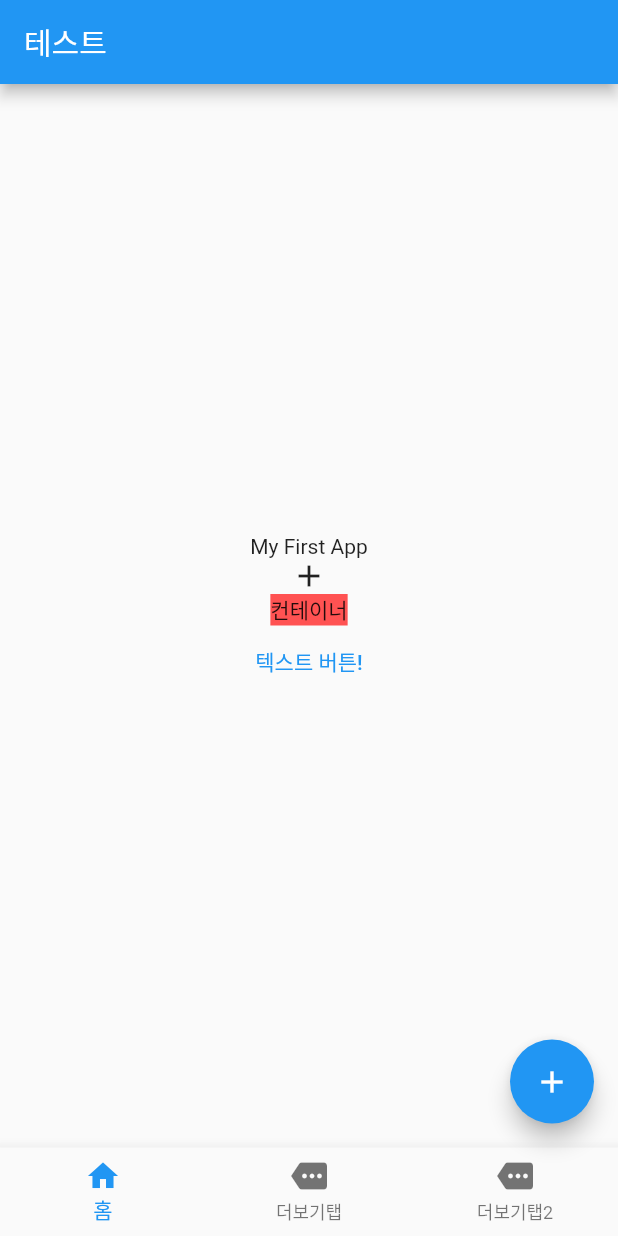
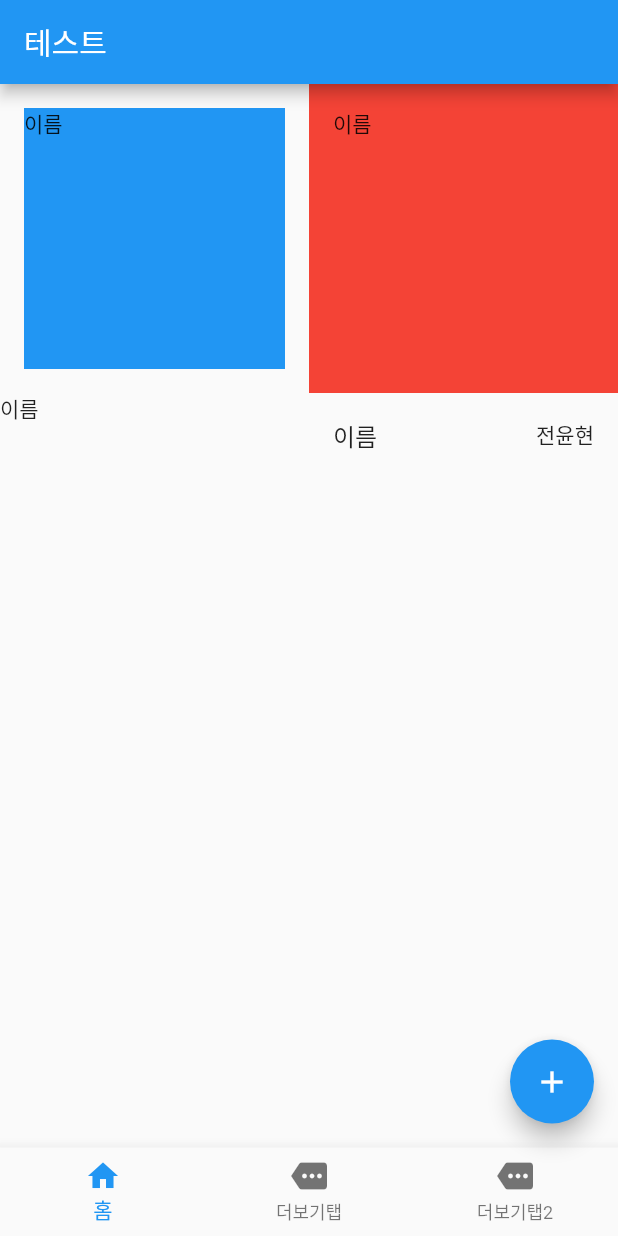
Before and after one commit to Bepo0328/StudyToFlutter2, a Flutter app: the screen it shows after launch, on a phone screen of 412 x 824 dp. Run offline on Flutter 3.47's test engine with Material 2 defaults, Android fonts, the phone set to English and light mode, and no system bars.

Commit message:
StudyToFlutter2: Using Multiple Widgets

```diff
--- a/flutter_app/lib/main.dart
+++ b/flutter_app/lib/main.dart
@@ -44,22 +44,27 @@ class _MyHomePageState extends State<MyHomePage> {
         title: const Text('테스트'),
       ),
       body: Center(
-        child: Column(
-          mainAxisAlignment: MainAxisAlignment.center,
-          children: <Widget>[
-            const Text(
-              'My First App',
+        child: GridView.count(
+          crossAxisCount: 2,
+          childAspectRatio: 1,
+          children: [
+            Container(
+              child: const Text('이름'),
+              margin: const EdgeInsets.all(16.0),
+              color: Colors.blue,
             ),
-            const Icon(Icons.add),
             Container(
-              child: const Text('컨테이너'),
-              color: Colors.redAccent,
+              child: const Text('이름'),
+              padding: const EdgeInsets.all(16.0),
+              color: Colors.red,
             ),
-            TextButton(
-              onPressed: () {
-                print('텍스트 버튼 눌림');
+            const Text('이름'),
+            ListTile(
+              title: const Text('이름'),
+              trailing: const Text('전윤현'),
+              onTap: () {
+                print('전윤현');
               },
-              child: const Text('텍스트 버튼!'),
             ),
           ],
         ),
```
Also changed, not shown: 1 other file.
